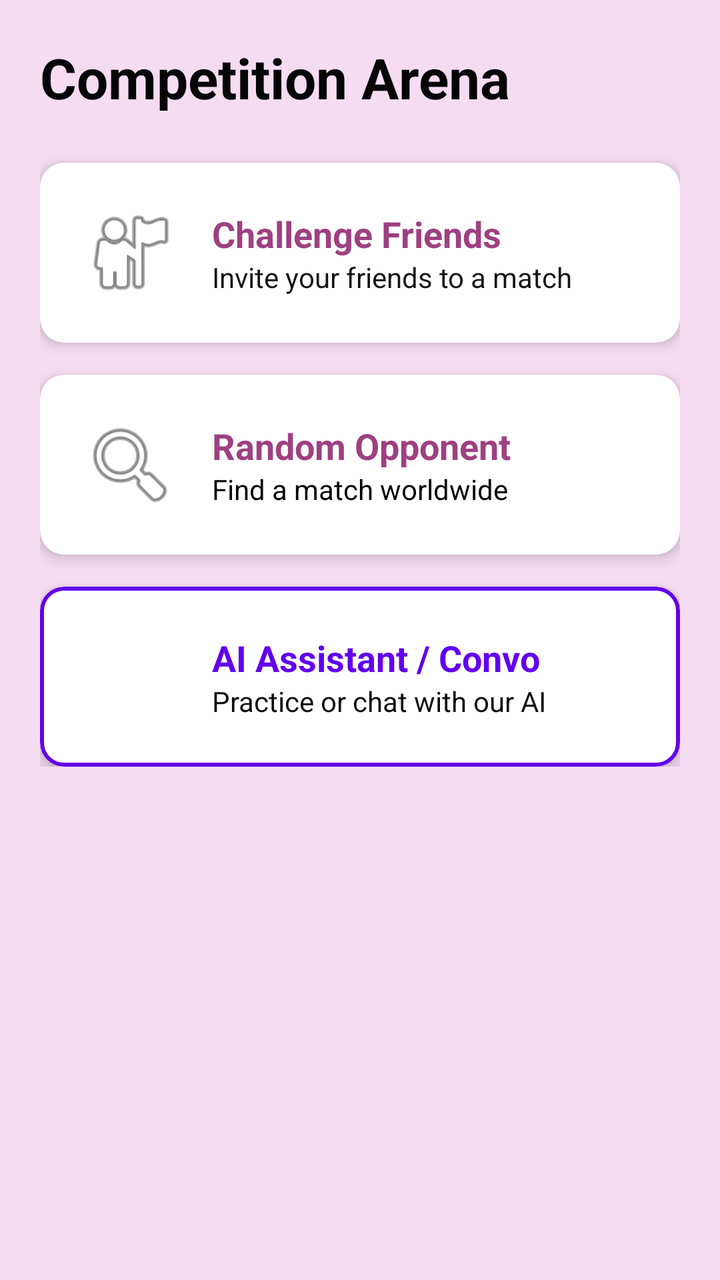
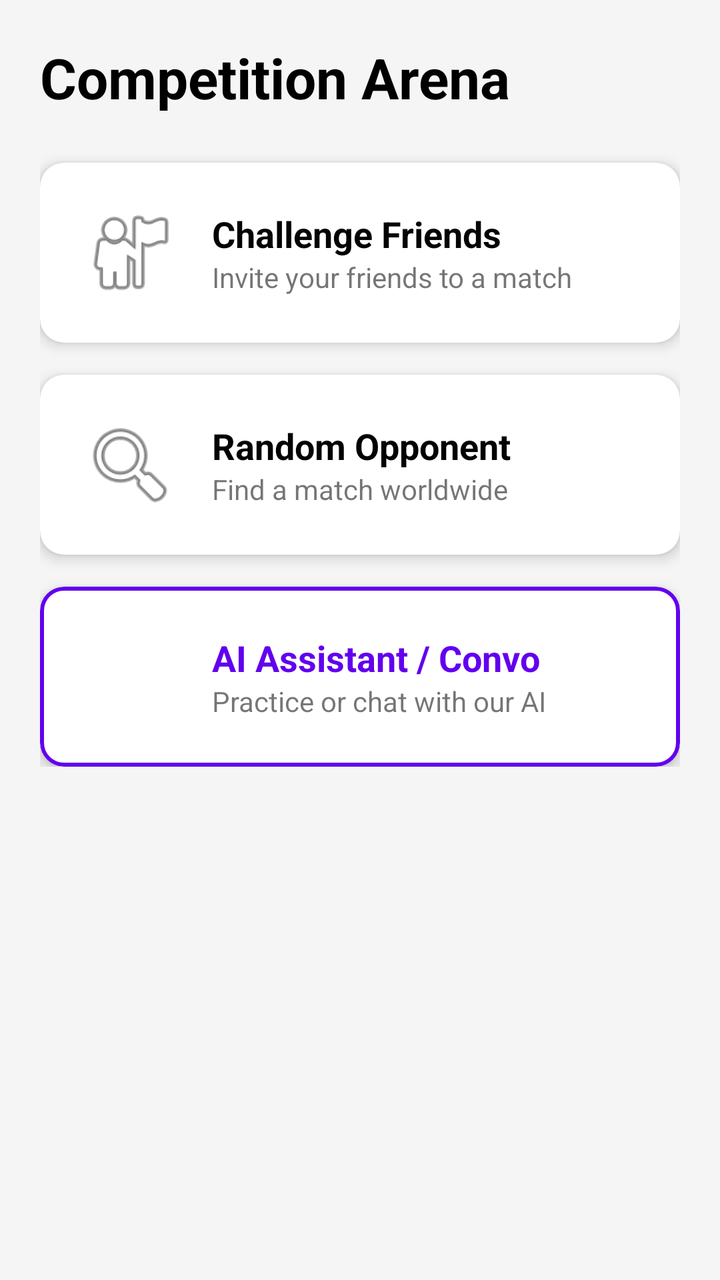

Before-and-after screenshots of an Android layout around one commit, followed by the original layout XML and the change that was made.
<!-- AndroidManifest.xml: application theme Theme.ReemaFinal2 -->
<!-- res/layout/fragment_competition.xml -->
<?xml version="1.0" encoding="utf-8"?>
<ScrollView xmlns:android="http://schemas.android.com/apk/res/android"
    xmlns:app="http://schemas.android.com/apk/res-auto"
    android:layout_width="match_parent"
    android:layout_height="match_parent"
    android:background="#F6DCF1">

    <LinearLayout
        android:layout_width="match_parent"
        android:layout_height="wrap_content"
        android:orientation="vertical"
        android:padding="20dp">

        <TextView
            android:layout_width="wrap_content"
            android:layout_height="wrap_content"
            android:layout_marginBottom="24dp"
            android:text="@string/competition_arena"
            android:textColor="#050505"
            android:textSize="28sp"
            android:textStyle="bold" />

        
        <com.google.android.material.card.MaterialCardView
            android:id="@+id/cardFriends"
            android:layout_width="match_parent"
            android:layout_height="wrap_content"
            android:layout_marginBottom="16dp"
            app:cardCornerRadius="12dp"
            app:cardElevation="4dp">

            <LinearLayout
                android:layout_width="match_parent"
                android:layout_height="wrap_content"
                android:gravity="center_vertical"
                android:orientation="horizontal"
                android:padding="20dp">

                <ImageView
                    android:layout_width="50dp"
                    android:layout_height="50dp"
                    android:src="@android:drawable/ic_menu_myplaces" />

                <LinearLayout
                    android:layout_width="wrap_content"
                    android:layout_height="wrap_content"
                    android:layout_marginStart="16dp"
                    android:orientation="vertical">

                    <TextView
                        android:layout_width="wrap_content"
                        android:layout_height="wrap_content"
                        android:text="@string/challenge_friends"
                        android:textColor="#9E4081"
                        android:textSize="18sp"
                        android:textStyle="bold" />

                    <TextView
                        android:layout_width="wrap_content"
                        android:layout_height="wrap_content"
                        android:text="@string/invite_your_friends_to_a_match"
                        android:textColor="#141414" />
                </LinearLayout>
            </LinearLayout>
        </com.google.android.material.card.MaterialCardView>

        
        <com.google.android.material.card.MaterialCardView
            android:id="@+id/cardRandom"
            android:layout_width="match_parent"
            android:layout_height="wrap_content"
            android:layout_marginBottom="16dp"
            app:cardCornerRadius="12dp"
            app:cardElevation="4dp">

            <LinearLayout
                android:layout_width="match_parent"
                android:layout_height="wrap_content"
                android:gravity="center_vertical"
                android:orientation="horizontal"
                android:padding="20dp">

                <ImageView
                    android:layout_width="50dp"
                    android:layout_height="50dp"
                    android:src="@android:drawable/ic_menu_search" />

                <LinearLayout
                    android:layout_width="wrap_content"
                    android:layout_height="wrap_content"
                    android:layout_marginStart="16dp"
                    android:orientation="vertical">

                    <TextView
                        android:layout_width="wrap_content"
                        android:layout_height="wrap_content"
                        android:text="@string/random_opponent"
                        android:textColor="#9E4081"
                        android:textSize="18sp"
                        android:textStyle="bold" />

                    <TextView
                        android:layout_width="wrap_content"
                        android:layout_height="wrap_content"
                        android:text="@string/find_a_match_worldwide"
                        android:textColor="#000000" />
                </LinearLayout>
            </LinearLayout>
        </com.google.android.material.card.MaterialCardView>

        
        <com.google.android.material.card.MaterialCardView
            android:id="@+id/cardAI"
            android:layout_width="match_parent"
            android:layout_height="wrap_content"
            app:cardCornerRadius="12dp"
            app:cardElevation="4dp"
            app:strokeColor="@color/design_default_color_primary"
            app:strokeWidth="2dp">

            <LinearLayout
                android:layout_width="match_parent"
                android:layout_height="wrap_content"
                android:gravity="center_vertical"
                android:orientation="horizontal"
                android:padding="20dp">

                <ImageView
                    android:layout_width="50dp"
                    android:layout_height="50dp"
                    android:src="@android:drawable/stat_notify_chat" />

                <LinearLayout
                    android:layout_width="wrap_content"
                    android:layout_height="wrap_content"
                    android:layout_marginStart="16dp"
                    android:orientation="vertical">

                    <TextView
                        android:layout_width="wrap_content"
                        android:layout_height="wrap_content"
                        android:text="@string/ai_assistant_convo"
                        android:textColor="@color/design_default_color_primary"
                        android:textSize="18sp"
                        android:textStyle="bold" />

                    <TextView
                        android:layout_width="wrap_content"
                        android:layout_height="wrap_content"
                        android:text="@string/practice_or_chat_with_our_ai"
                        android:textColor="#0D0C0C" />
                </LinearLayout>
            </LinearLayout>
        </com.google.android.material.card.MaterialCardView>

    </LinearLayout>
</ScrollView>
<!-- resources referenced by this layout -->
<resources>
  <string name="ai_assistant_convo">AI Assistant / Convo</string>
  <string name="challenge_friends">Challenge Friends</string>
  <string name="competition_arena">Competition Arena</string>
  <string name="find_a_match_worldwide">Find a match worldwide</string>
  <string name="invite_your_friends_to_a_match">Invite your friends to a match</string>
  <string name="practice_or_chat_with_our_ai">Practice or chat with our AI</string>
  <string name="random_opponent">Random Opponent</string>
  <style name="Theme.ReemaFinal2" parent="Base.Theme.ReemaFinal2" />
  <style name="Base.Theme.ReemaFinal2" parent="Theme.MaterialComponents.DayNight.NoActionBar">
          
      </style>
</resources>

<!-- the commit's change to res/layout/fragment_competition.xml (unified diff, before → after) -->
@@ -3,7 +3,7 @@
     xmlns:app="http://schemas.android.com/apk/res-auto"
     android:layout_width="match_parent"
     android:layout_height="match_parent"
-    android:background="#F6DCF1">
+    android:background="#F5F5F5">
 
     <LinearLayout
         android:layout_width="match_parent"
@@ -14,11 +14,11 @@
         <TextView
             android:layout_width="wrap_content"
             android:layout_height="wrap_content"
-            android:layout_marginBottom="24dp"
-            android:text="@string/competition_arena"
-            android:textColor="#050505"
+            android:text="Competition Arena"
             android:textSize="28sp"
-            android:textStyle="bold" />
+            android:textStyle="bold"
+            android:textColor="@color/black"
+            android:layout_marginBottom="24dp"/>
 
         
         <com.google.android.material.card.MaterialCardView
@@ -32,9 +32,9 @@
             <LinearLayout
                 android:layout_width="match_parent"
                 android:layout_height="wrap_content"
-                android:gravity="center_vertical"
                 android:orientation="horizontal"
-                android:padding="20dp">
+                android:padding="20dp"
+                android:gravity="center_vertical">
 
                 <ImageView
                     android:layout_width="50dp"
@@ -44,22 +44,20 @@
                 <LinearLayout
                     android:layout_width="wrap_content"
                     android:layout_height="wrap_content"
-                    android:layout_marginStart="16dp"
-                    android:orientation="vertical">
+                    android:orientation="vertical"
+                    android:layout_marginStart="16dp">
 
                     <TextView
                         android:layout_width="wrap_content"
                         android:layout_height="wrap_content"
-                        android:text="@string/challenge_friends"
-                        android:textColor="#9E4081"
+                        android:text="Challenge Friends"
+                        android:textColor="#040202"
                         android:textSize="18sp"
                         android:textStyle="bold" />
-
                     <TextView
                         android:layout_width="wrap_content"
                         android:layout_height="wrap_content"
-                        android:text="@string/invite_your_friends_to_a_match"
-                        android:textColor="#141414" />
+                        android:text="Invite your friends to a match"/>
                 </LinearLayout>
             </LinearLayout>
         </com.google.android.material.card.MaterialCardView>
@@ -76,9 +74,9 @@
             <LinearLayout
                 android:layout_width="match_parent"
                 android:layout_height="wrap_content"
-                android:gravity="center_vertical"
                 android:orientation="horizontal"
-                android:padding="20dp">
+                android:padding="20dp"
+                android:gravity="center_vertical">
 
                 <ImageView
                     android:layout_width="50dp"
@@ -88,22 +86,20 @@
                 <LinearLayout
                     android:layout_width="wrap_content"
                     android:layout_height="wrap_content"
-                    android:layout_marginStart="16dp"
-                    android:orientation="vertical">
+                    android:orientation="vertical"
+                    android:layout_marginStart="16dp">
 
                     <TextView
                         android:layout_width="wrap_content"
                         android:layout_height="wrap_content"
-                        android:text="@string/random_opponent"
-                        android:textColor="#9E4081"
+                        android:text="Random Opponent"
+                        android:textColor="#020202"
                         android:textSize="18sp"
                         android:textStyle="bold" />
-
                     <TextView
                         android:layout_width="wrap_content"
                         android:layout_height="wrap_content"
-                        android:text="@string/find_a_match_worldwide"
-                        android:textColor="#000000" />
+                        android:text="Find a match worldwide"/>
                 </LinearLayout>
             </LinearLayout>
         </com.google.android.material.card.MaterialCardView>
@@ -121,9 +117,9 @@
             <LinearLayout
                 android:layout_width="match_parent"
                 android:layout_height="wrap_content"
-                android:gravity="center_vertical"
                 android:orientation="horizontal"
-                android:padding="20dp">
+                android:padding="20dp"
+                android:gravity="center_vertical">
 
                 <ImageView
                     android:layout_width="50dp"
@@ -133,22 +129,19 @@
                 <LinearLayout
                     android:layout_width="wrap_content"
                     android:layout_height="wrap_content"
-                    android:layout_marginStart="16dp"
-                    android:orientation="vertical">
-
+                    android:orientation="vertical"
+                    android:layout_marginStart="16dp">
                     <TextView
                         android:layout_width="wrap_content"
                         android:layout_height="wrap_content"
-                        android:text="@string/ai_assistant_convo"
+                        android:text="AI Assistant / Convo"
                         android:textColor="@color/design_default_color_primary"
                         android:textSize="18sp"
-                        android:textStyle="bold" />
-
+                        android:textStyle="bold"/>
                     <TextView
                         android:layout_width="wrap_content"
                         android:layout_height="wrap_content"
-                        android:text="@string/practice_or_chat_with_our_ai"
-                        android:textColor="#0D0C0C" />
+                        android:text="Practice or chat with our AI"/>
                 </LinearLayout>
             </LinearLayout>
         </com.google.android.material.card.MaterialCardView>
<!-- resource entries referenced after the edit -->
@@ -1,12 +1,6 @@
 <!-- resources referenced by this layout -->
 <resources>
-  <string name="ai_assistant_convo">AI Assistant / Convo</string>
-  <string name="challenge_friends">Challenge Friends</string>
-  <string name="competition_arena">Competition Arena</string>
-  <string name="find_a_match_worldwide">Find a match worldwide</string>
-  <string name="invite_your_friends_to_a_match">Invite your friends to a match</string>
-  <string name="practice_or_chat_with_our_ai">Practice or chat with our AI</string>
-  <string name="random_opponent">Random Opponent</string>
+  <color name="black">#FF000000</color>
   <style name="Theme.ReemaFinal2" parent="Base.Theme.ReemaFinal2" />
   <style name="Base.Theme.ReemaFinal2" parent="Theme.MaterialComponents.DayNight.NoActionBar">
           
